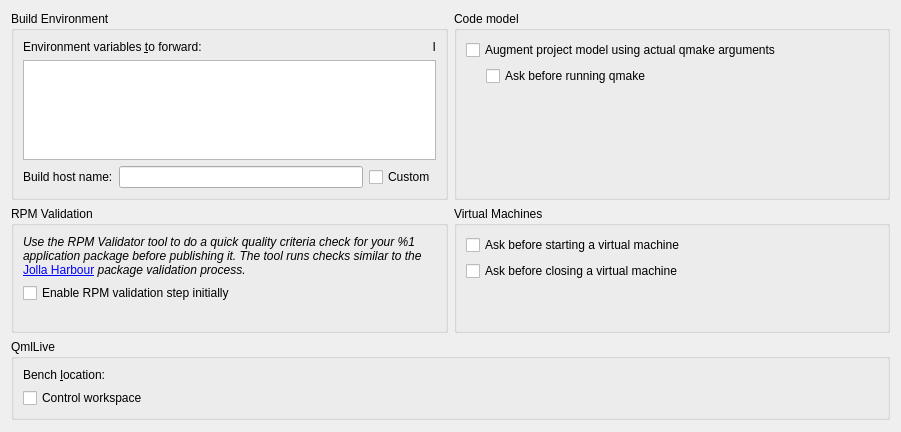
Qt form src/plugins/mer/mergeneraloptionswidget.ui (sailfishos/sailfish-qtcreator) before a commit.
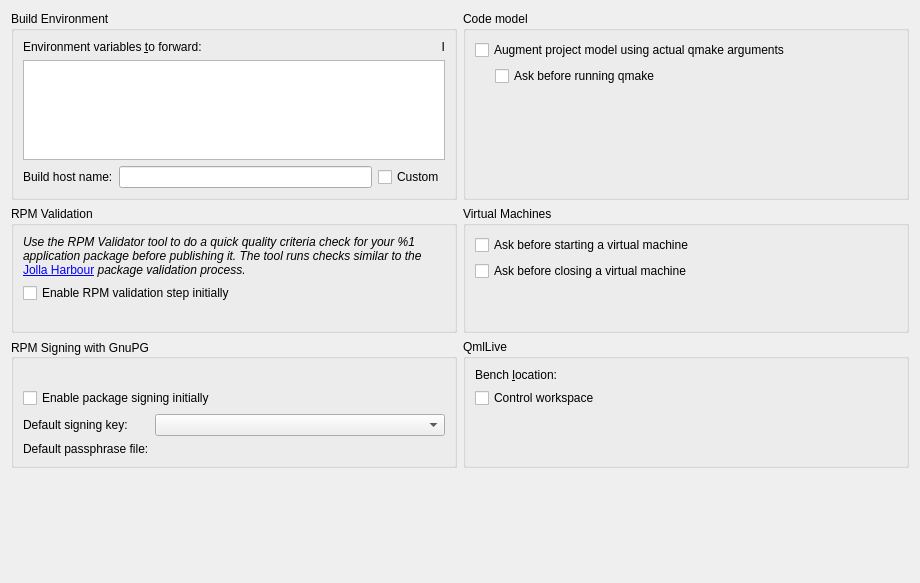
The same form after that commit. Custom widgets are drawn as their Qt base class.

Commit message: Mer: Allow to sign packages

```diff
--- a/src/plugins/mer/mergeneraloptionswidget.ui
+++ b/src/plugins/mer/mergeneraloptionswidget.ui
@@ -6,14 +6,14 @@
    <rect>
     <x>0</x>
     <y>0</y>
-    <width>901</width>
-    <height>432</height>
+    <width>920</width>
+    <height>583</height>
    </rect>
   </property>
   <property name="windowTitle">
    <string>Form</string>
   </property>
-  <layout class="QVBoxLayout" name="verticalLayout_3" stretch="0,0,0,1">
+  <layout class="QVBoxLayout" name="verticalLayout_3">
    <item>
     <layout class="QHBoxLayout" name="horizontalLayout" stretch="1,1">
      <item>
@@ -155,7 +155,7 @@
         <item>
          <widget class="QLabel" name="rpmValidationInfoLabel">
           <property name="text">
-           <string>&lt;html&gt;&lt;head/&gt;&lt;body&gt;&lt;p&gt;&lt;span style=&quot; font-style:italic;&quot;&gt;Use the RPM Validator tool to do a quick quality criteria check for your %1 application package before publishing it. The tool runs checks similar to the &lt;/span&gt;&lt;a href=&quot;https://harbour.jolla.com/faq&quot;&gt;&lt;span style=&quot; text-decoration: underline; color:#0000ff;&quot;&gt;Jolla Harbour&lt;/span&gt;&lt;/a&gt;&lt;span style=&quot; font-style:italic;&quot;&gt; package validation process.&lt;/span&gt;&lt;/p&gt;&lt;/body&gt;&lt;/html&gt;</string>
+           <string>&lt;html&gt;&lt;head/&gt;&lt;body&gt;&lt;p&gt;&lt;span style=&quot; font-style:italic;&quot;&gt;Use the RPM Validator tool to do a quick quality criteria check for your %1 application package before publishing it. The tool runs checks similar to the &lt;/span&gt;&lt;a href=&quot;https://harbour.jolla.com/faq&quot;&gt;&lt;span style=&quot; text-decoration: underline; color:#0000ff;&quot;&gt;Jolla Harbour&lt;/span&gt;&lt;/a&gt;&lt;span style=&quot; font-style:italic;&quot;&gt; package validation process.&lt;/span&gt;&lt;/p&gt;&lt;/body&gt;&lt;/html&gt;</string>
           </property>
           <property name="wordWrap">
            <bool>true</bool>
@@ -242,6 +242,75 @@
     </layout>
    </item>
    <item>
+    <layout class="QHBoxLayout" name="horizontalLayout_7" stretch="1,1">
+     <item>
+      <widget class="QGroupBox" name="packageSignGroupBox">
+       <property name="title">
+        <string>RPM Signing with GnuPG</string>
+       </property>
+       <property name="alignment">
+        <set>Qt::AlignLeading|Qt::AlignLeft|Qt::AlignVCenter</set>
+       </property>
+       <property name="flat">
+        <bool>false</bool>
+       </property>
+       <layout class="QVBoxLayout" name="verticalLayout_6">
+        <item>
+         <layout class="QHBoxLayout" name="signErrorLayout">
+          <item>
+           <widget class="QLabel" name="signErrorIconLabel">
+            <property name="text">
+             <string/>
+            </property>
+           </widget>
+          </item>
+          <item>
+           <widget class="QLabel" name="signErrorLabel">
+            <property name="text">
+             <string/>
+            </property>
+           </widget>
+          </item>
+         </layout>
+        </item>
+        <item>
+         <widget class="QCheckBox" name="signPackagesByDefaultCheckBox">
+          <property name="toolTip">
+           <string>&lt;html&gt;&lt;head/&gt;&lt;body&gt;&lt;p&gt;The &amp;quot;%1&amp;quot; option can be controlled from &amp;quot;%2&amp;quot; under Build Settings.&lt;/p&gt;&lt;p&gt;This option, similarly to the options below, influences the initial enabled state of the &amp;quot;%1&amp;quot; option for new project configurations. It does not affect existing project configurations.&lt;/p&gt;&lt;/body&gt;&lt;/html&gt;</string>
+          </property>
+          <property name="text">
+           <string>Enable package signing initially</string>
+          </property>
+         </widget>
+        </item>
+        <item>
+         <layout class="QFormLayout" name="formLayout_2">
+          <item row="0" column="0">
+           <widget class="QLabel" name="label">
+            <property name="text">
+             <string>Default signing key:</string>
+            </property>
+           </widget>
+          </item>
+          <item row="1" column="0">
+           <widget class="QLabel" name="label_2">
+            <property name="text">
+             <string>Default passphrase file:</string>
+            </property>
+           </widget>
+          </item>
+          <item row="1" column="1">
+           <widget class="Utils::PathChooser" name="defaultSigningPassphraseFile" native="true"/>
+          </item>
+          <item row="0" column="1">
+           <widget class="QComboBox" name="defaultSigningUserComboBox"/>
+          </item>
+         </layout>
+        </item>
+       </layout>
+      </widget>
+     </item>
+     <item>
     <widget class="QGroupBox" name="qmlLiveGroupBox">
      <property name="title">
       <string>QmlLive</string>
@@ -276,8 +345,23 @@
         </property>
        </widget>
       </item>
-     </layout>
-    </widget>
+        <item row="3" column="0">
+         <spacer name="verticalSpacer_5">
+          <property name="orientation">
+           <enum>Qt::Vertical</enum>
+          </property>
+          <property name="sizeHint" stdset="0">
+           <size>
+            <width>20</width>
+            <height>40</height>
+           </size>
+          </property>
+         </spacer>
+        </item>
+       </layout>
+      </widget>
+     </item>
+    </layout>
    </item>
    <item>
     <spacer name="verticalSpacer_2">
```
Lines whose indentation alone changed are shown as unchanged. The commit also changes 11 other files.
